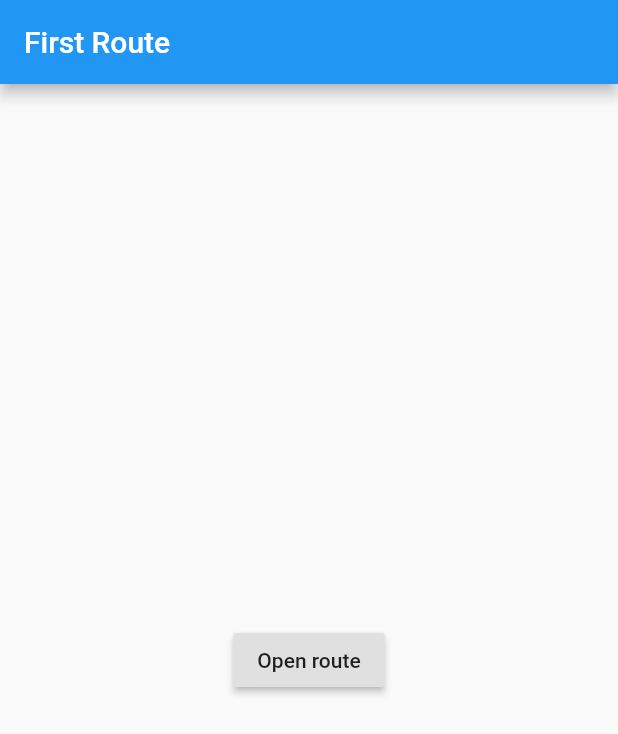
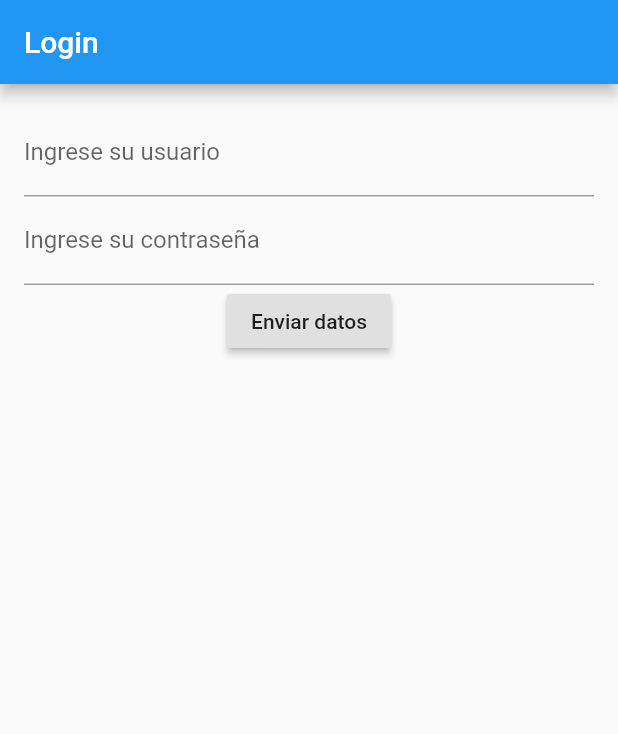
Before and after one commit to KevindelCid/ejercicio1flutter, a Flutter app: the screen it shows after launch, on a phone screen of 412 x 824 dp. Shown: the top 734 px of the screen. Run offline on Flutter 3.47's test engine with Material 2 defaults, Android fonts, the phone set to English and light mode, and no system bars.

Commit message:
enviando datos desde un TextField sin widgetForm

```diff
--- a/lib/pages/my_homePage.dart
+++ b/lib/pages/my_homePage.dart
@@ -3,35 +3,68 @@
 import 'package:ejemplo1/pages/second_page.dart';
 import 'package:flutter/material.dart';
 
+class MyApp extends StatefulWidget {
+  @override
+  State<MyApp> createState() => _MyAppState();
+}
 
-class MyApp extends StatelessWidget {
+class _MyAppState extends State<MyApp> {
   String name = "kevin";
+
+  late TextEditingController nameTextController;
+
+  late TextEditingController passTextController;
+
   @override
   Widget build(BuildContext context) {
     return Scaffold(
       appBar: AppBar(
-        title: Text('First Route'),
+        title: const Text('Login'),
       ),
-      body: Center(
-        child: GestureDetector(
-          onLongPress:  () {
-            Navigator.push(
-              context,
-              MaterialPageRoute(builder: (context) => SecondPage(name: name)),
-            );
-          },
-          child:   RaisedButton(
-          child: Text('Open route'),
-
-          onPressed: () {
-            Navigator.push(
-              context,
-              MaterialPageRoute(builder: (context) => SecondPage(name: name)),
-            );
-          },
+      body: Padding(
+        padding: const EdgeInsets.all(16.0),
+        child: Column(
+          children: [
+            TextField(
+              decoration:
+                  const InputDecoration(labelText: 'Ingrese su usuario'),
+              controller: nameTextController,
+            ),
+            TextField(
+              decoration:
+                  const InputDecoration(labelText: 'Ingrese su contraseña'),
+              controller: passTextController,
+            ),
+            RaisedButton(
+              child: const Text('Enviar datos'),
+              onPressed: () {
+                Navigator.push(
+                  context,
+                  MaterialPageRoute(
+                      builder: (context) => SecondPage(
+                          name: nameTextController.text.toString(),
+                          pass: passTextController.text.toString())),
+                );
+              },
+            ),
+          ],
         ),
-        )
       ),
     );
   }
+
+  @override
+  void initState() {
+    super.initState();
+    nameTextController = TextEditingController();
+
+    passTextController = TextEditingController();
+  }
+
+  @override
+  void dispose() {
+    super.dispose();
+    nameTextController.dispose();
+    passTextController.dispose();
+  }
 }
```
Also changed, not shown: lib/main.dart (+0 -40 lines), lib/pages/second_page.dart (+10 -4 lines).
